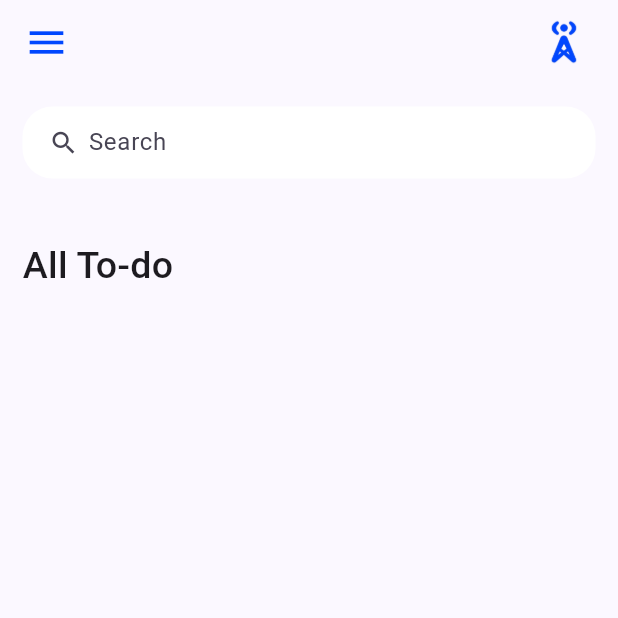
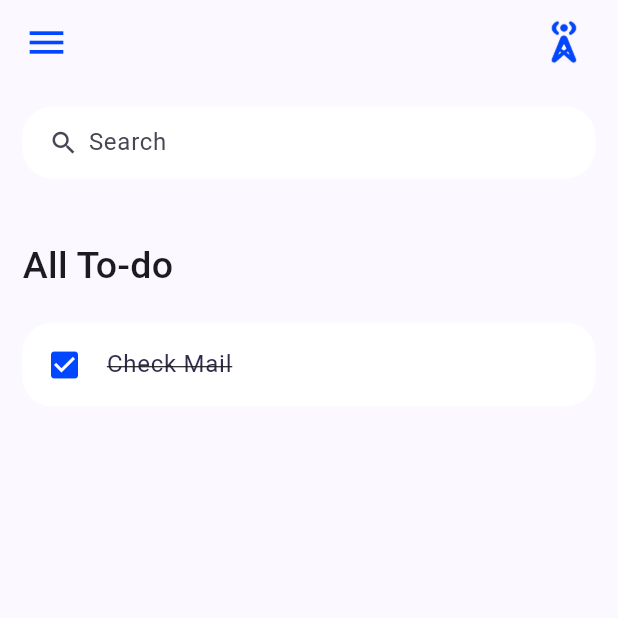
Before and after one commit to kop-san/Flutter-To-do-App, a Flutter app: the screen it shows after launch, on a phone screen of 412 x 824 dp, the top half of it. Run offline on Flutter 3.47's test engine with Material 3 defaults, Android fonts, the phone set to English and light mode, and no system bars.

Commit message:
added todo items

```diff
--- a/lib/screeen/home.dart
+++ b/lib/screeen/home.dart
@@ -1,5 +1,6 @@
 import 'package:flutter/material.dart';
 import 'package:todo_app/constrants/colors.dart';
+import '../widgets/todo_item.dart';
 
 class Home extends StatelessWidget {
   const Home({super.key});
@@ -18,9 +19,13 @@ class Home extends StatelessWidget {
               child: ListView(
                 children: [
                   Container(
-                    margin: const EdgeInsets.only(top: 40, bottom: 20),
-                    child: const Text('All To-do', style: TextStyle(fontSize: 25, fontWeight: FontWeight.w500),)
-                  )
+                      margin: const EdgeInsets.only(top: 40, bottom: 20),
+                      child: const Text(
+                        'All To-do',
+                        style: TextStyle(
+                            fontSize: 25, fontWeight: FontWeight.w500),
+                      )),
+                      TodoItem()
                 ],
               ),
             )
--- /dev/null
+++ b/lib/widgets/todo_item.dart
@@ -0,0 +1,21 @@
+import 'package:flutter/material.dart';
+import 'package:todo_app/constrants/colors.dart';
+
+class TodoItem extends StatelessWidget {
+  const TodoItem({super.key});
+
+  @override
+  Widget build(BuildContext context) {
+    return Container(
+      child: ListTile(
+        onTap: (){},
+        shape: RoundedRectangleBorder(
+          borderRadius: BorderRadius.circular(20)
+        ),
+        tileColor:  Colors.white,
+        leading: Icon(Icons.check_box,color: tdBlue,),
+        title: Text('Check Mail', style: TextStyle(fontSize: 16, color: tdBlack, decoration: TextDecoration.lineThrough),),
+      ),
+    );
+  }
+}
```
